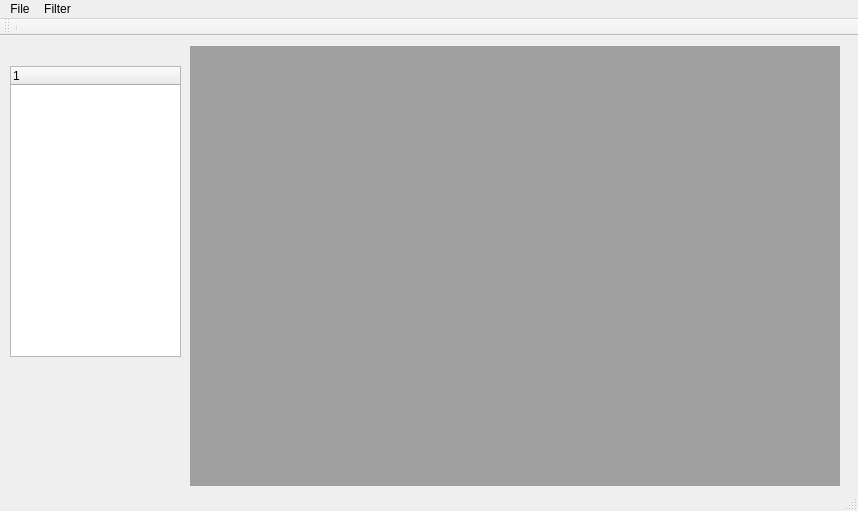
Old version of the form ITS_QT/ITS/its.ui in the repository utkucan/imagetrackingsystem.
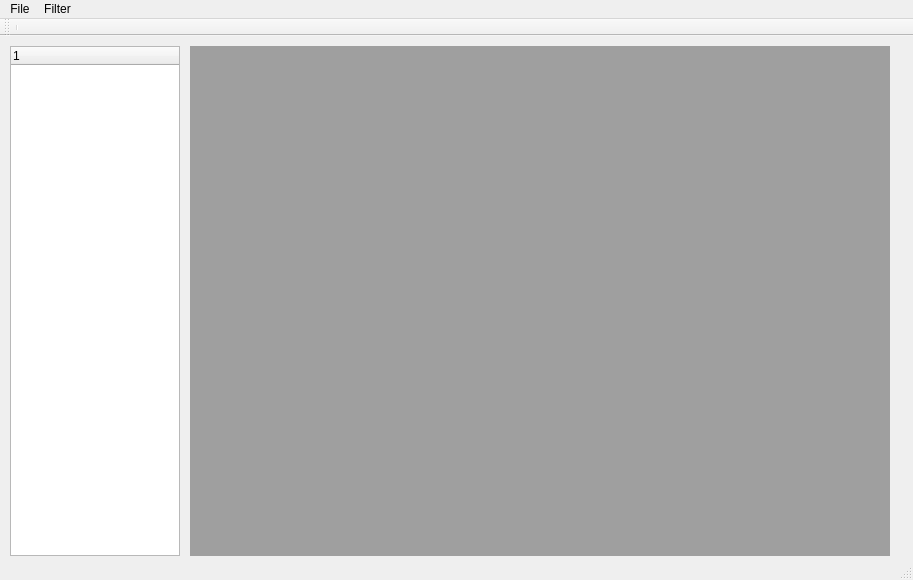
New version of the form.

```diff
--- a/ITS_QT/ITS/its.ui
+++ b/ITS_QT/ITS/its.ui
@@ -6,8 +6,8 @@
    <rect>
     <x>0</x>
     <y>0</y>
-    <width>858</width>
-    <height>511</height>
+    <width>913</width>
+    <height>580</height>
    </rect>
   </property>
   <property name="windowTitle">
@@ -19,8 +19,8 @@
      <rect>
       <x>190</x>
       <y>10</y>
-      <width>650</width>
-      <height>440</height>
+      <width>700</width>
+      <height>400</height>
      </rect>
     </property>
     <property name="verticalScrollBarPolicy">
@@ -34,19 +34,32 @@
     <property name="geometry">
      <rect>
       <x>10</x>
-      <y>30</y>
-      <width>171</width>
-      <height>291</height>
+      <y>10</y>
+      <width>170</width>
+      <height>510</height>
      </rect>
     </property>
    </widget>
+   <widget class="QMdiArea" name="mdiDownSapmle">
+    <property name="geometry">
+     <rect>
+      <x>190</x>
+      <y>410</y>
+      <width>700</width>
+      <height>110</height>
+     </rect>
+    </property>
+    <property name="horizontalScrollBarPolicy">
+     <enum>Qt::ScrollBarAsNeeded</enum>
+    </property>
+   </widget>
   </widget>
   <widget class="QMenuBar" name="menuBar">
    <property name="geometry">
     <rect>
      <x>0</x>
      <y>0</y>
-     <width>858</width>
+     <width>913</width>
      <height>21</height>
     </rect>
    </property>
```
